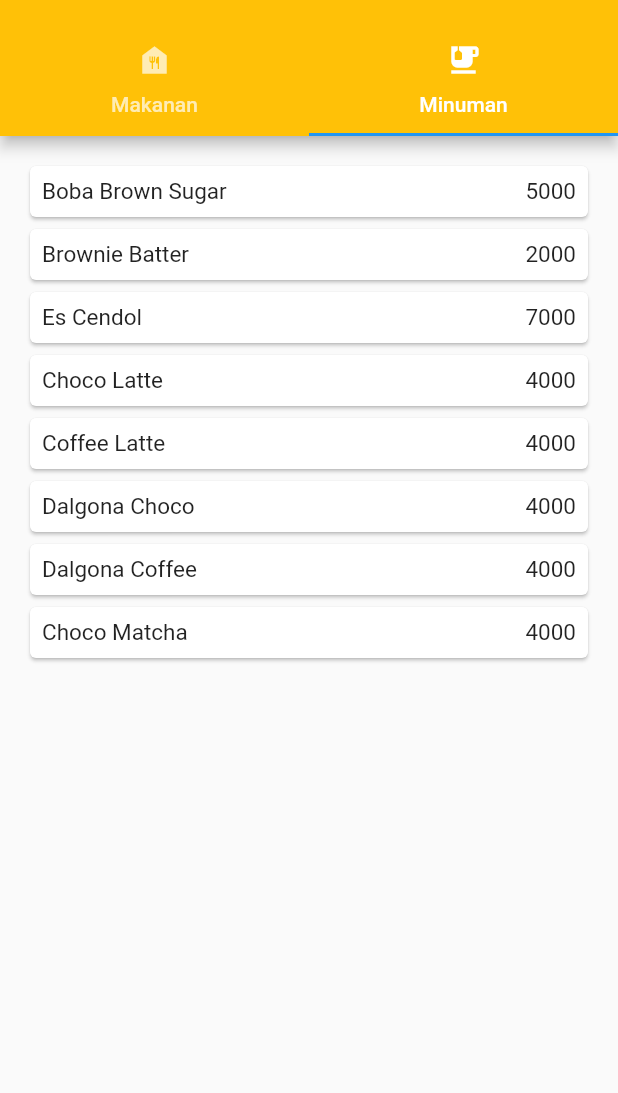
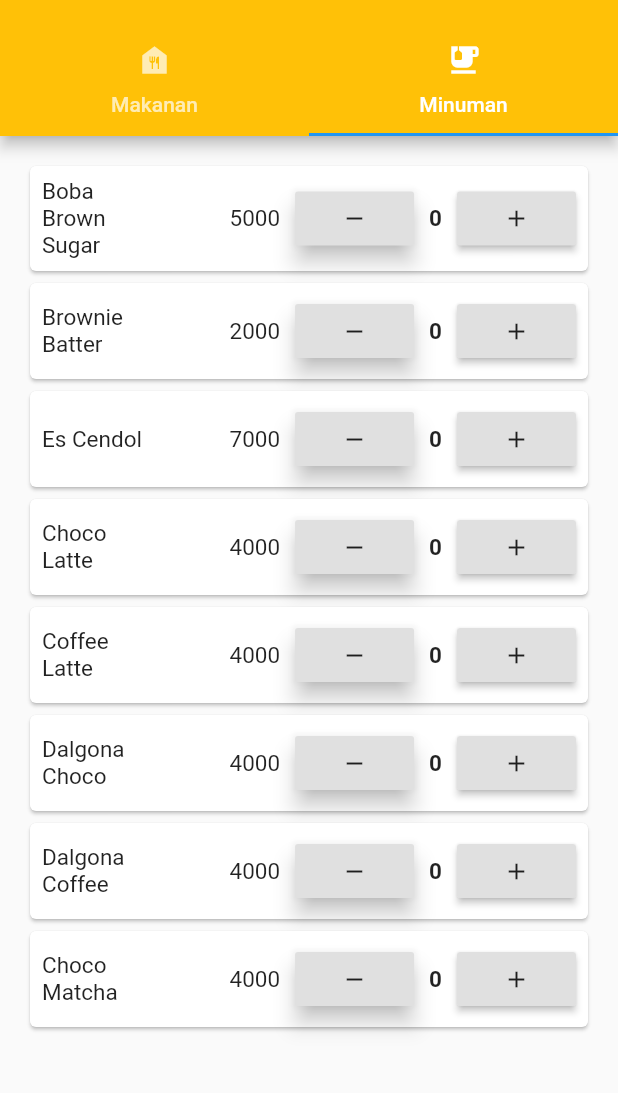
Before and after one commit to nickenoctaviana/project_dicoding, a Flutter app: the screen it shows after launch, tab 2 chosen, on a phone screen of 412 x 824 dp, the part 59-1152 px from its top. Run offline on Flutter 3.47's test engine with Material 2 defaults, Android fonts, the light colour scheme and no system bars.

Commit message:
Perbaikan Project

```diff
--- a/lib/items/item.dart
+++ b/lib/items/item.dart
@@ -5,6 +5,7 @@ class Item{
   int price;
   Image image;
   String desc;
+  int counter;
 
-  Item ({this.name, this.price, this.image, this.desc});
+  Item ({this.name, this.price, this.image, this.desc, this.counter});
 }
--- a/lib/minuman.dart
+++ b/lib/minuman.dart
@@ -1,18 +1,24 @@
 import 'package:flutter/material.dart';
 import 'items/item.dart';
 
-class Minuman extends StatelessWidget {
+class Minuman extends StatefulWidget {
+  @override
+  _MinumanState createState() => _MinumanState();
+}
+
+class _MinumanState extends State<Minuman> {
   final List<Item> items = [
-    Item(name: 'Boba Brown Sugar', price: 5000, image: Image.asset("img/boba.png", width: 200.0,), desc: 'milk tea rasa brown sugar dengan topping boba' ),
-    Item(name: 'Brownie Batter', price: 2000, image: Image.asset("img/browniebatter.png", width: 200.0,), desc: 'milk tea rasa caramell dengan opping wipcream'),
-    Item(name: 'Es Cendol', price: 7000, image: Image.asset("img/cendol.png", width: 200.0,), desc: 'minuman khas Jawa Timur'),
-    Item(name: 'Choco Latte', price: 4000, image: Image.asset("img/chocolate.png", width: 200.0,), desc: 'es chocolate dengan latte'),
-    Item(name: 'Coffee Latte', price: 4000, image: Image.asset("img/coffeelatte.png", width: 200.0,), desc: 'es coffee dengan latte'),
-    Item(name: 'Dalgona Choco', price: 4000, image: Image.asset("img/dalgonachoco.png", width: 200.0,), desc: 'es cocho yang diolah menjadi dalgona'),
-    Item(name: 'Dalgona Coffee', price: 4000, image: Image.asset("img/dalgonacoffee.png", width: 200.0,), desc: 'es coffee yang diolah menjadi dalgona'),
-    Item(name: 'Choco Matcha', price: 4000, image: Image.asset("img/chocomatcha.png", width: 200.0,), desc: 'es choco dengan matcha'),
+    Item(name: 'Boba Brown Sugar', price: 5000, image: Image.asset("img/boba.png", width: 200.0,), desc: 'milk tea rasa brown sugar dengan topping boba', counter: 0 ),
+    Item(name: 'Brownie Batter', price: 2000, image: Image.asset("img/browniebatter.png", width: 200.0,), desc: 'milk tea rasa caramell dengan opping wipcream', counter: 0 ),
+    Item(name: 'Es Cendol', price: 7000, image: Image.asset("img/cendol.png", width: 200.0,), desc: 'minuman khas Jawa Timur', counter: 0 ),
+    Item(name: 'Choco Latte', price: 4000, image: Image.asset("img/chocolate.png", width: 200.0,), desc: 'es chocolate dengan latte', counter: 0 ),
+    Item(name: 'Coffee Latte', price: 4000, image: Image.asset("img/coffeelatte.png", width: 200.0,), desc: 'es coffee dengan latte', counter: 0 ),
+    Item(name: 'Dalgona Choco', price: 4000, image: Image.asset("img/dalgonachoco.png", width: 200.0,), desc: 'es cocho yang diolah menjadi dalgona', counter: 0 ),
+    Item(name: 'Dalgona Coffee', price: 4000, image: Image.asset("img/dalgonacoffee.png", width: 200.0,), desc: 'es coffee yang diolah menjadi dalgona', counter: 0 ),
+    Item(name: 'Choco Matcha', price: 4000, image: Image.asset("img/chocomatcha.png", width: 200.0,), desc: 'es choco dengan matcha', counter: 0 ),
 
   ];
+
   @override
   Widget build(BuildContext context) {
     return Scaffold(
@@ -39,6 +45,37 @@ class Minuman extends StatelessWidget {
                     textAlign: TextAlign.end,
                   ),
                   ),
+                  SizedBox(width: 10.0,),
+                  Expanded(
+                    child: RaisedButton(
+                      elevation: 6.0,
+                      onPressed: (){
+                        if (item.counter != 0){
+                          setState(() {
+                            item.counter--;
+                          });
+                        }
+                        print(item.counter);
+                      },
+                      child: Icon(Icons.remove, size: 18,),
+                      ),
+                  ),
+                  SizedBox(width: 10.0,),
+                  Text(item.counter.toString(),
+                    style: TextStyle(fontSize: 15, fontWeight: FontWeight.bold ),
+                  ),
+                  SizedBox(width: 10.0,),
+                  Expanded(
+                    child: RaisedButton(
+                      onPressed: (){
+                        setState(() {
+                            item.counter++;
+                          });
+                        print(item.counter);
+                      },
+                      child: Icon(Icons.add, size: 18,),
+                      ),
+                  ),
                 ],
               ),
             ),
```
Also changed, not shown: lib/makanan.dart (+45 -5 lines).
